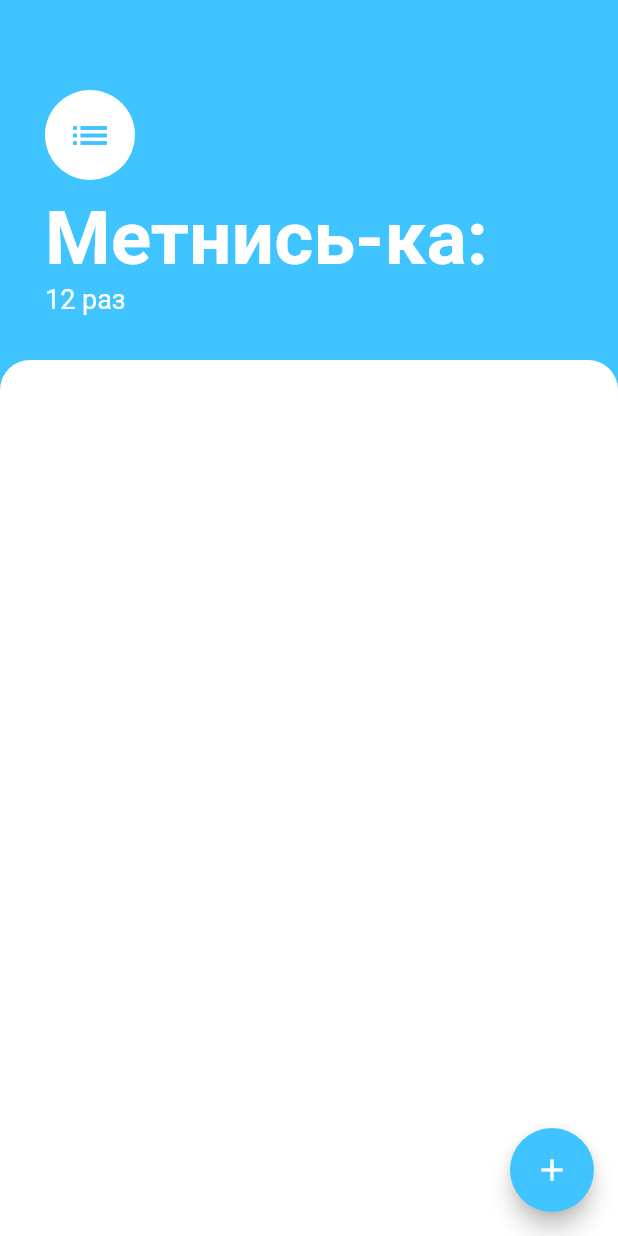
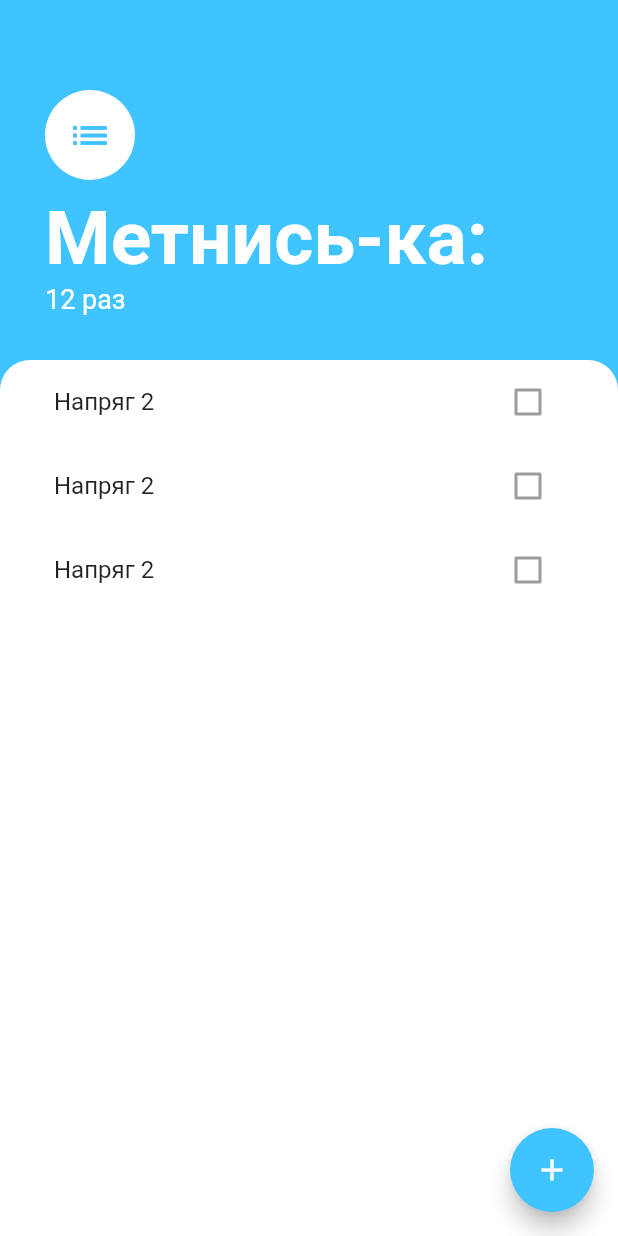
Before and after one commit to fimich1/Wish_list, a Flutter app: the screen it shows after launch, on a phone screen of 412 x 824 dp. Run offline on Flutter 3.47's test engine with Material 2 defaults, Android fonts, the phone set to English and light mode, and no system bars.

Commit message:
контейнер

```diff
--- a/lib/screens/tasks_screen.dart
+++ b/lib/screens/tasks_screen.dart
@@ -1,7 +1,18 @@
 import 'package:flutter/material.dart';
+import 'package:wish_list/widgets/task_list.dart';
+import 'package:wish_list/widgets/task_tile.dart';
 
 class TasksScreen extends StatelessWidget {
-  const TasksScreen({Key? key}) : super(key: key);
+  // const TasksScreen({Key? key}) : super(key: key);
+  late bool cheek = true;
+
+  Widget bildBottomSheet(BuildContext context) {
+    return Container(
+      child: Center(
+        child: Text('gdfgdfg'),
+      ),
+    );
+  }
 
   @override
   Widget build(BuildContext context) {
@@ -9,9 +20,10 @@ class TasksScreen extends StatelessWidget {
       backgroundColor: Colors.lightBlueAccent,
       floatingActionButton: FloatingActionButton(
         backgroundColor: Colors.lightBlueAccent,
-        child: Icon(
-          Icons.add,
-        ),
+        child: Icon(Icons.add),
+        onPressed: () {
+          showModalBottomSheet(context: context, builder: bildBottomSheet);
+        },
       ),
       body: Column(
         crossAxisAlignment: CrossAxisAlignment.start,
@@ -50,6 +62,8 @@ class TasksScreen extends StatelessWidget {
           ),
           Expanded(
             child: Container(
+              padding: EdgeInsets.symmetric(horizontal: 20.0),
+              child: TasksList(),
               decoration: BoxDecoration(
                   color: Colors.white,
                   borderRadius: BorderRadius.only(
--- /dev/null
+++ b/lib/widgets/task_list.dart
@@ -0,0 +1,15 @@
+import 'package:flutter/material.dart';
+import 'task_tile.dart';
+
+class TasksList extends StatelessWidget {
+  @override
+  Widget build(BuildContext context) {
+    return ListView(
+      children: <Widget>[
+        TaskTile(),
+        TaskTile(),
+        TaskTile(),
+      ],
+    );
+  }
+}
--- /dev/null
+++ b/lib/widgets/task_tile.dart
@@ -0,0 +1,11 @@
+import 'package:flutter/material.dart';
+
+class TaskTile extends StatelessWidget {
+  @override
+  Widget build(BuildContext context) {
+    return ListTile(
+      title: Text('Напряг 2'),
+      trailing: Checkbox(value: false, onChanged: null),
+    );
+  }
+}
```
